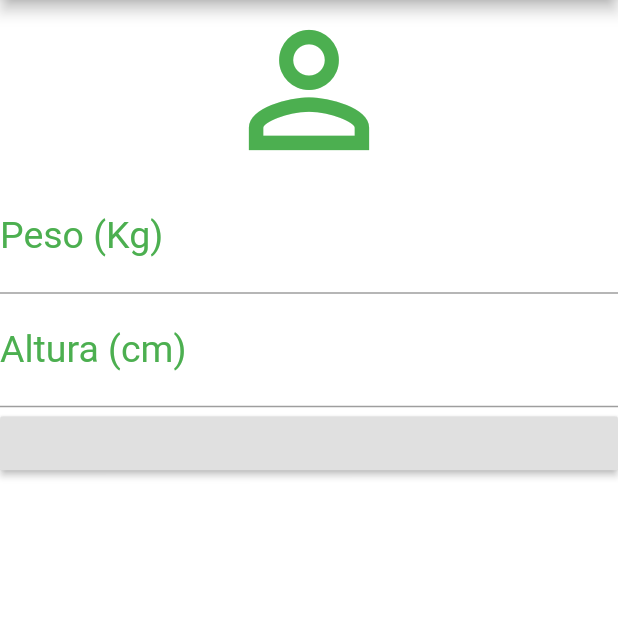
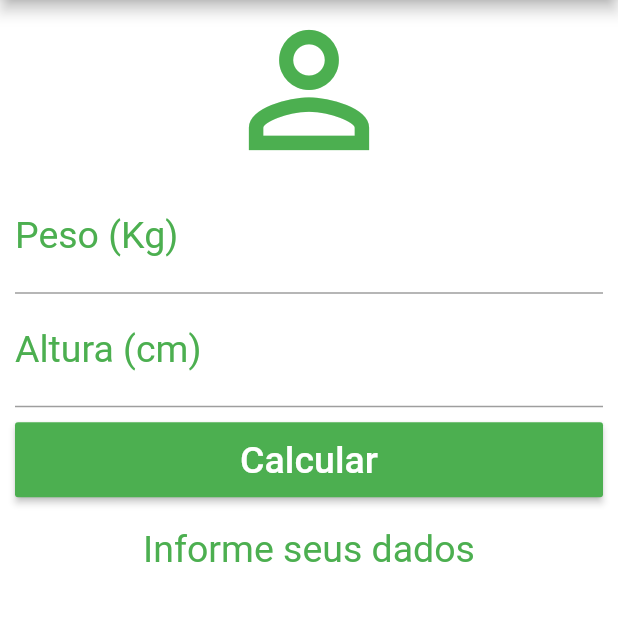
Before and after one commit to joaopfs97/calculadora_de_imc, a Flutter app: the screen it shows after launch, on a phone screen of 412 x 824 dp, the part 84-705 px from its top. Run offline on Flutter 3.47's test engine with Material 2 defaults, Android fonts, the phone set to English and light mode, and no system bars.

Commit message:
Encerrando segundo app
Terminado o segundo aplicativo, implementando a funcionalidade onde diz quanto de peso a pessoa precisa perder ou ganhar para atingir a faixa ideal

```diff
--- a/lib/main.dart
+++ b/lib/main.dart
@@ -1,3 +1,4 @@
+import 'package:flutter/cupertino.dart';
 import 'package:flutter/material.dart';
 
 void main() {
@@ -12,6 +13,51 @@ class Home extends StatefulWidget {
 }
 
 class _HomeState extends State<Home> {
+  TextEditingController weightController = TextEditingController();
+  TextEditingController heightController = TextEditingController();
+  String _infoText = "Informe seus dados";
+  GlobalKey<FormState> _formKey = GlobalKey<FormState>();
+
+  void _resetFields() {
+    weightController.text = "";
+    heightController.text = "";
+    setState(() {
+      _infoText = "Informe seus dados";
+      _formKey = GlobalKey<FormState>();
+    });
+  }
+
+  void _calculate() {
+    setState(() {
+      double weight = double.parse(weightController.text);
+      double height = double.parse(heightController.text) / 100;
+      double imc = weight / (height * height);
+      double pesoIdealMin = (18.6 * (height * height)) - weight;
+      double pesoIdealMax = (24.89 * (height * height)) - weight;
+      String pesoAPerder =
+          "\n Você precisa perder ${pesoIdealMax.abs().toStringAsPrecision(3)} Kg";
+
+      if (imc < 18.6) {
+        _infoText =
+            "Abaixo do peso (${imc.toStringAsPrecision(3)})\nVocê precisa ganhar ${pesoIdealMin.toStringAsPrecision(3)} Kg";
+      } else if (imc >= 18.6 && imc < 24.9) {
+        _infoText = "Peso ideal (${imc.toStringAsPrecision(3)})";
+      } else if (imc >= 24.9 && imc < 29.9) {
+        _infoText =
+            "Levemente acima do peso (${imc.toStringAsPrecision(3)}) $pesoAPerder";
+      } else if (imc >= 29.9 && imc < 34.9) {
+        _infoText =
+            "Obesidade grau I (${imc.toStringAsPrecision(3)}) $pesoAPerder";
+      } else if (imc >= 34.9 && imc < 39.9) {
+        _infoText =
+            "Obesidade grau II (${imc.toStringAsPrecision(3)}) $pesoAPerder";
+      } else if (imc >= 40) {
+        _infoText =
+            "Obesidade grau III (${imc.toStringAsPrecision(3)} $pesoAPerder)";
+      }
+    });
+  }
+
   @override
   Widget build(BuildContext context) {
     return Scaffold(
@@ -22,36 +68,74 @@ class _HomeState extends State<Home> {
           actions: <Widget>[
             IconButton(
               icon: Icon(Icons.refresh),
-            onPressed: () {},
+              onPressed: _resetFields,
             )
           ],
         ),
         backgroundColor: Colors.white,
-      body: Column(
+        body: SingleChildScrollView(
+            padding: EdgeInsets.fromLTRB(10, 0, 10, 0),
+            child: Form(
+              key: _formKey,
+              child: Column(
                 crossAxisAlignment: CrossAxisAlignment.stretch,
                 children: <Widget>[
                   Icon(Icons.person_outline, size: 120, color: Colors.green),
-          TextField(
+                  TextFormField(
                     keyboardType: TextInputType.number,
                     decoration: InputDecoration(
                         labelText: "Peso (Kg)",
                         labelStyle: TextStyle(color: Colors.green)),
                     textAlign: TextAlign.center,
-            style: TextStyle(color:Colors.green, fontSize: 25),
+                    style: TextStyle(color: Colors.green, fontSize: 25),
+                    controller: weightController,
+                    validator: (value) {
+                      if (value.isEmpty) {
+                        return "Insira seu peso!";
+                      }
+                    },
                   ),
-          TextField(
+                  TextFormField(
                     keyboardType: TextInputType.number,
                     decoration: InputDecoration(
                         labelText: "Altura (cm)",
                         labelStyle: TextStyle(color: Colors.green)),
                     textAlign: TextAlign.center,
-            style: TextStyle(color:Colors.green, fontSize: 25),
+                    style: TextStyle(color: Colors.green, fontSize: 25),
+                    controller: heightController,
+                    validator: (value) {
+                      if (value.isEmpty) {
+                        return "Insira sua altura!";
+                      }
+                    },
                   ),
-          RaisedButton(
-            onPressed: () {},
-          )
+                  Padding(
+                    padding: EdgeInsets.only(top: 10, bottom: 10),
+                    child: Container(
+                      height: 50,
+                      child: RaisedButton(
+                        onPressed: () {
+                          if (_formKey.currentState.validate()) {
+                            _calculate();
+                          }
+                        },
+                        child: Text(
+                          "Calcular",
+                          style: TextStyle(color: Colors.white, fontSize: 25),
+                        ),
+                        color: Colors.green,
+                      ),
+                    ),
+                  ),
+                  Padding(
+                      padding: EdgeInsets.only(top: 10),
+                      child: Text(
+                        _infoText,
+                        textAlign: TextAlign.center,
+                        style: TextStyle(color: Colors.green, fontSize: 25),
+                      ))
                 ],
               ),
-    );
+            )));
   }
 }
```
Also changed, not shown: 1 other file. Lines whose indentation alone changed are shown as unchanged.
